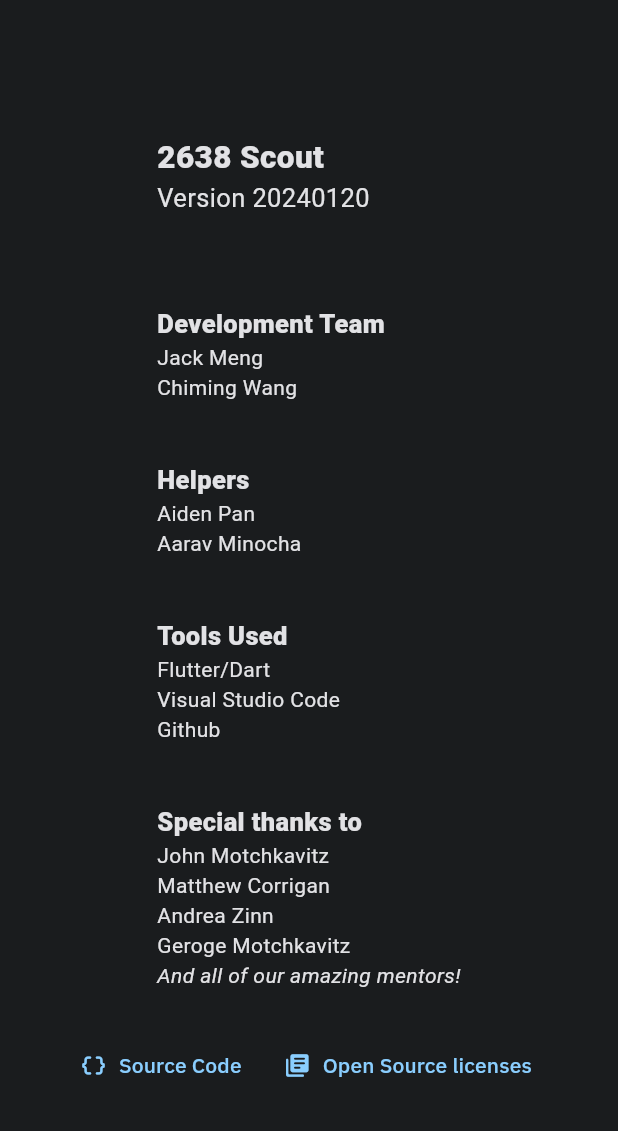
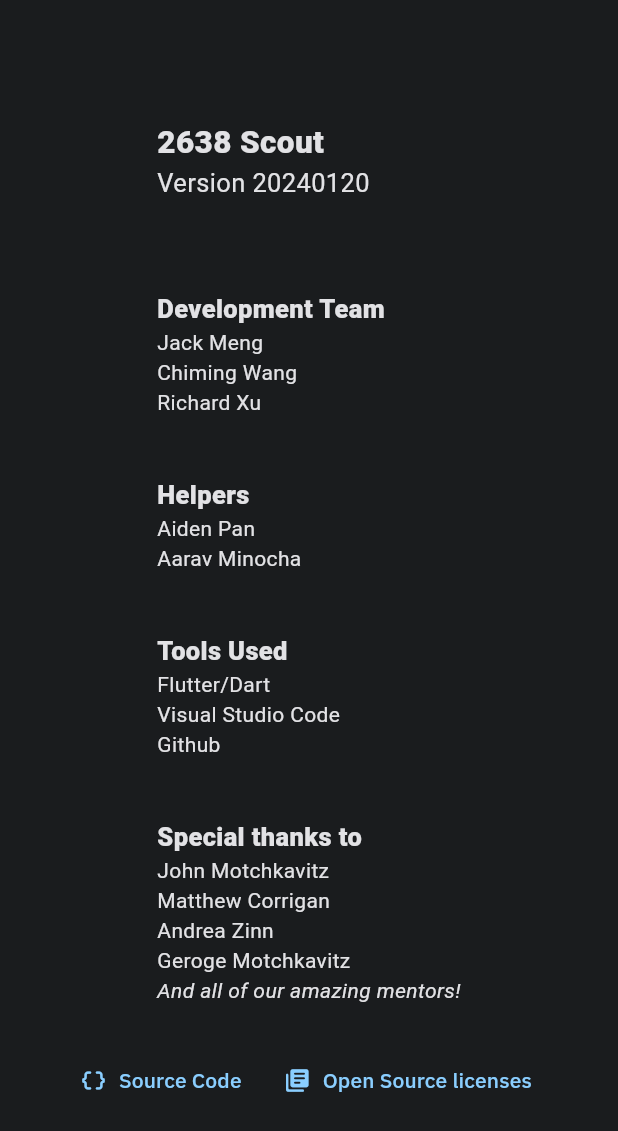
Before and after one commit to rebels2638/ScoutingApp2024, a Flutter app: the AboutAppView widget shown alone on an empty page, opened directly, on a phone screen of 412 x 824 dp. Shown: the top 1131 px of the screen. Run offline on Flutter 3.47's test engine with Material 3 defaults, Android fonts, the phone set to English and light mode, and no system bars; our stand-ins replace bloc, flutter_bloc, get, get_storage, theme_provider; missing offline and left inert: flutter_svg_icons, responsive_grid_list; accounts and stored records are empty.

Commit message:
`fix` no comment

```diff
--- a/lib/parts/theme.dart
+++ b/lib/parts/theme.dart
@@ -22,7 +22,6 @@ enum AvaliableThemes {
   peach("Peach", false),
   plum("Plum");
 
-
   final String properName;
   final bool isDarkMode;
 
@@ -33,47 +32,45 @@ final class ThemeBlob {
   static List<AppTheme> export() => <AppTheme>[
         AppTheme(
             id: AvaliableThemes.default_dark.name,
-            description: "Default Dark Theme",
+            description: "Default Dark",
             data: ThemeData(
                 useMaterial3: true,
                 fontFamily: "IBM Plex Sans",
                 colorScheme: darkColorScheme3)),
         AppTheme(
             id: AvaliableThemes.default_light.name,
-            description: "Default Light Theme",
+            description: "Default Light",
             data: ThemeData(
                 useMaterial3: true,
                 fontFamily: "IBM Plex Sans",
                 colorScheme: lightColorScheme3)),
-
         AppTheme(
             id: AvaliableThemes.mint.name,
-            description: "Mint Theme",
+            description: "Mint",
             data: ThemeData(
                 useMaterial3: true,
                 fontFamily: "IBM Plex Sans",
                 colorScheme: lightColorScheme)),
         AppTheme(
             id: AvaliableThemes.forest.name,
-            description: "Forest Theme",
+            description: "Forest",
             data: ThemeData(
                 useMaterial3: true,
                 fontFamily: "IBM Plex Sans",
                 colorScheme: darkColorScheme)),
         AppTheme(
             id: AvaliableThemes.peach.name,
-            description: "Peach Theme",
+            description: "Peach",
             data: ThemeData(
                 useMaterial3: true,
                 fontFamily: "IBM Plex Sans",
                 colorScheme: lightColorScheme2)),
         AppTheme(
             id: AvaliableThemes.plum.name,
-            description: "Plum Theme",
+            description: "Plum",
             data: ThemeData(
                 useMaterial3: true,
                 fontFamily: "IBM Plex Sans",
                 colorScheme: darkColorScheme2)),
-
       ];
 }
--- a/lib/parts/views/about_app.dart
+++ b/lib/parts/views/about_app.dart
@@ -47,7 +47,7 @@ class AboutAppView extends StatelessWidget
                         //decoration:TextDecoration.underline,
                       )),
                   TextSpan(
-                    text: "Jack Meng\nChiming Wang",
+                    text: "Jack Meng\nChiming Wang\nRichard Xu",
                     style: TextStyle(
                       fontWeight: FontWeight.w400,
                     ),
```
Also changed, not shown: lib/parts/color_schemes.g.dart, 1 other file.
